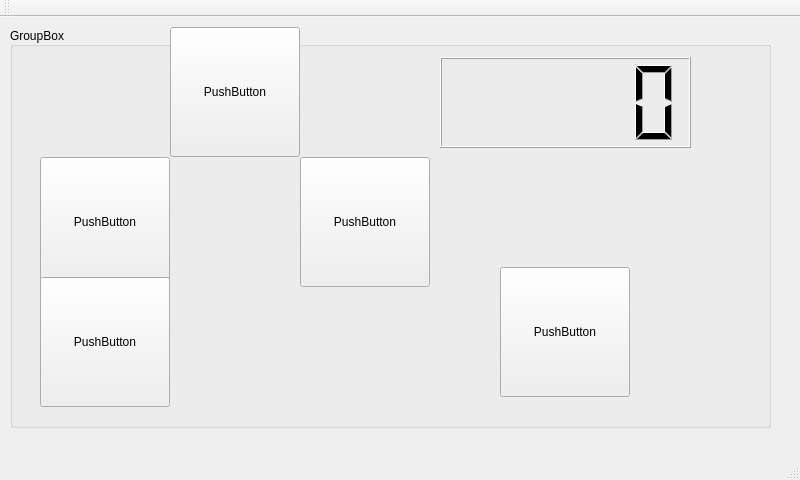
This is 01_UI_GamePad/MainPad/Main_GamePad/gamepad.ui in JaneJung/SoccerMega as Qt 5 draws it before an edit. The edited form follows.
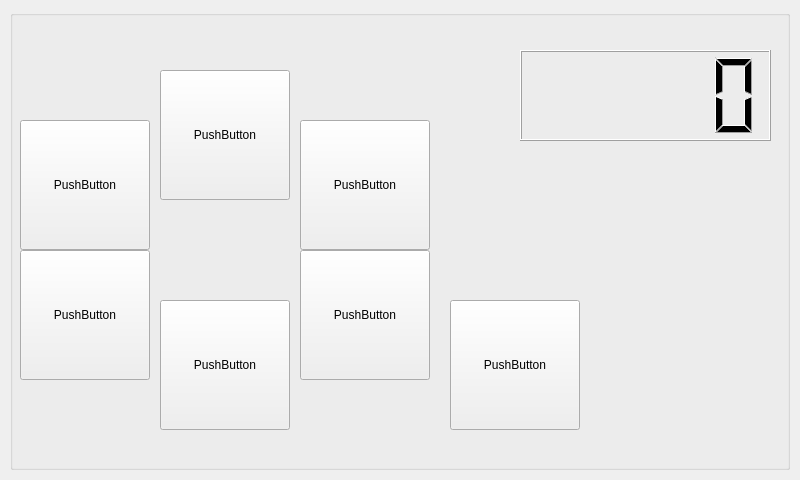
This is the edited form.

Diff of the .ui file:
```diff
--- a/01_UI_GamePad/MainPad/Main_GamePad/gamepad.ui
+++ b/01_UI_GamePad/MainPad/Main_GamePad/gamepad.ui
@@ -19,112 +19,119 @@
      <rect>
       <x>10</x>
       <y>10</y>
-      <width>761</width>
-      <height>401</height>
+      <width>780</width>
+      <height>460</height>
      </rect>
     </property>
     <property name="title">
-     <string>GroupBox</string>
+     <string/>
     </property>
     <property name="alignment">
      <set>Qt::AlignLeading|Qt::AlignLeft|Qt::AlignVCenter</set>
     </property>
-    <widget class="QPushButton" name="BT_UP">
-     <property name="geometry">
-      <rect>
-       <x>160</x>
-       <y>0</y>
-       <width>130</width>
-       <height>130</height>
-      </rect>
-     </property>
-     <property name="text">
-      <string>PushButton</string>
-     </property>
-    </widget>
-    <widget class="QPushButton" name="BT_Left">
-     <property name="geometry">
-      <rect>
-       <x>30</x>
-       <y>130</y>
-       <width>130</width>
-       <height>130</height>
-      </rect>
-     </property>
-     <property name="text">
-      <string>PushButton</string>
-     </property>
-    </widget>
-    <widget class="QPushButton" name="BT_Right">
-     <property name="geometry">
-      <rect>
-       <x>290</x>
-       <y>130</y>
-       <width>130</width>
-       <height>130</height>
-      </rect>
-     </property>
-     <property name="text">
-      <string>PushButton</string>
-     </property>
-    </widget>
-    <widget class="QPushButton" name="BT_Down">
-     <property name="geometry">
-      <rect>
-       <x>30</x>
-       <y>250</y>
-       <width>130</width>
-       <height>130</height>
-      </rect>
-     </property>
-     <property name="text">
-      <string>PushButton</string>
-     </property>
-    </widget>
-    <widget class="QPushButton" name="BT_Stop">
-     <property name="geometry">
-      <rect>
-       <x>490</x>
-       <y>240</y>
-       <width>130</width>
-       <height>130</height>
-      </rect>
-     </property>
-     <property name="text">
-      <string>PushButton</string>
-     </property>
-    </widget>
     <widget class="QLCDNumber" name="lcdNumber">
      <property name="geometry">
       <rect>
-       <x>430</x>
-       <y>30</y>
+       <x>510</x>
+       <y>40</y>
        <width>251</width>
        <height>91</height>
       </rect>
      </property>
     </widget>
+    <widget class="QPushButton" name="bt_UP">
+     <property name="geometry">
+      <rect>
+       <x>150</x>
+       <y>60</y>
+       <width>130</width>
+       <height>130</height>
+      </rect>
+     </property>
+     <property name="text">
+      <string>PushButton</string>
+     </property>
+    </widget>
+    <widget class="QPushButton" name="bt_UP_LEFT">
+     <property name="geometry">
+      <rect>
+       <x>10</x>
+       <y>110</y>
+       <width>130</width>
+       <height>130</height>
+      </rect>
+     </property>
+     <property name="text">
+      <string>PushButton</string>
+     </property>
+    </widget>
+    <widget class="QPushButton" name="bt_UP_RIGHT">
+     <property name="geometry">
+      <rect>
+       <x>290</x>
+       <y>110</y>
+       <width>130</width>
+       <height>130</height>
+      </rect>
+     </property>
+     <property name="text">
+      <string>PushButton</string>
+     </property>
+    </widget>
+    <widget class="QPushButton" name="bt_DOWN_LEFT">
+     <property name="geometry">
+      <rect>
+       <x>10</x>
+       <y>240</y>
+       <width>130</width>
+       <height>130</height>
+      </rect>
+     </property>
+     <property name="text">
+      <string>PushButton</string>
+     </property>
+    </widget>
+    <widget class="QPushButton" name="bt_DOWN_RIGHT">
+     <property name="geometry">
+      <rect>
+       <x>290</x>
+       <y>240</y>
+       <width>130</width>
+       <height>130</height>
+      </rect>
+     </property>
+     <property name="text">
+      <string>PushButton</string>
+     </property>
+    </widget>
+    <widget class="QPushButton" name="bt_DOWN">
+     <property name="geometry">
+      <rect>
+       <x>150</x>
+       <y>290</y>
+       <width>130</width>
+       <height>130</height>
+      </rect>
+     </property>
+     <property name="text">
+      <string>PushButton</string>
+     </property>
+    </widget>
+    <widget class="QPushButton" name="pushButton">
+     <property name="geometry">
+      <rect>
+       <x>440</x>
+       <y>290</y>
+       <width>130</width>
+       <height>130</height>
+      </rect>
+     </property>
+     <property name="text">
+      <string>PushButton</string>
+     </property>
+    </widget>
    </widget>
   </widget>
-  <widget class="QMenuBar" name="menuBar">
-   <property name="geometry">
-    <rect>
-     <x>0</x>
-     <y>0</y>
-     <width>800</width>
-     <height>25</height>
-    </rect>
-   </property>
-  </widget>
-  <widget class="QToolBar" name="mainToolBar">
-   <attribute name="toolBarArea">
-    <enum>TopToolBarArea</enum>
-   </attribute>
-   <attribute name="toolBarBreak">
-    <bool>false</bool>
-   </attribute>
-  </widget>
-  <widget class="QStatusBar" name="statusBar"/>
  </widget>
  <layoutdefault spacing="6" margin="11"/>
  <resources/>
```
Left out of the diff: 3 changed lines with no effect on the pictures.
